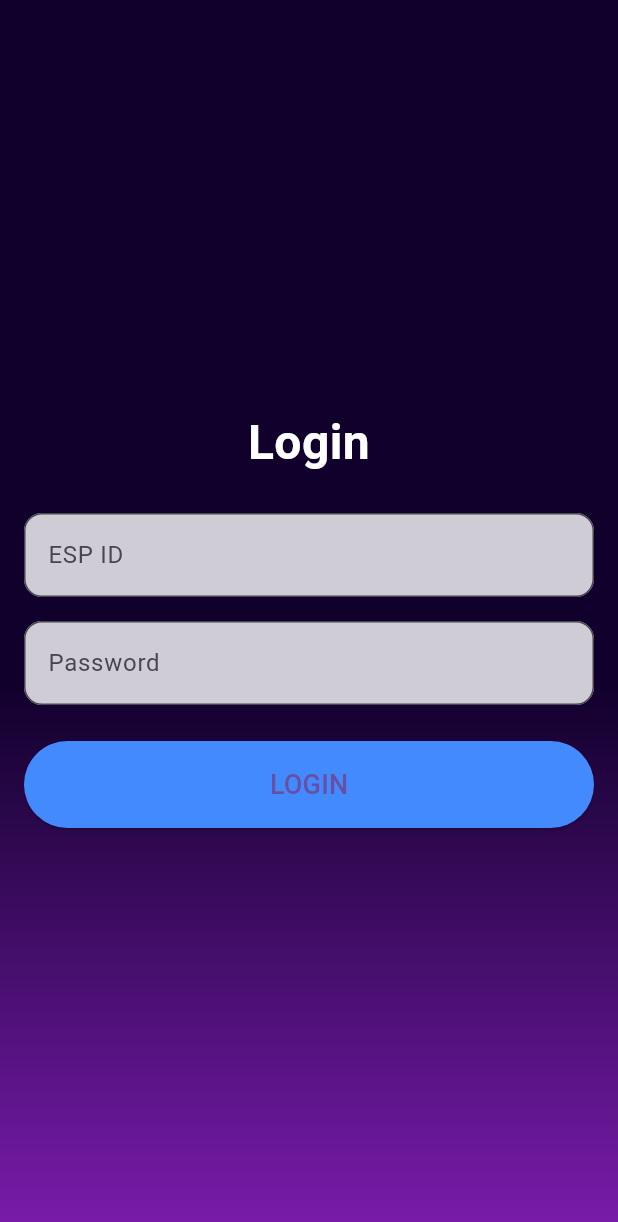
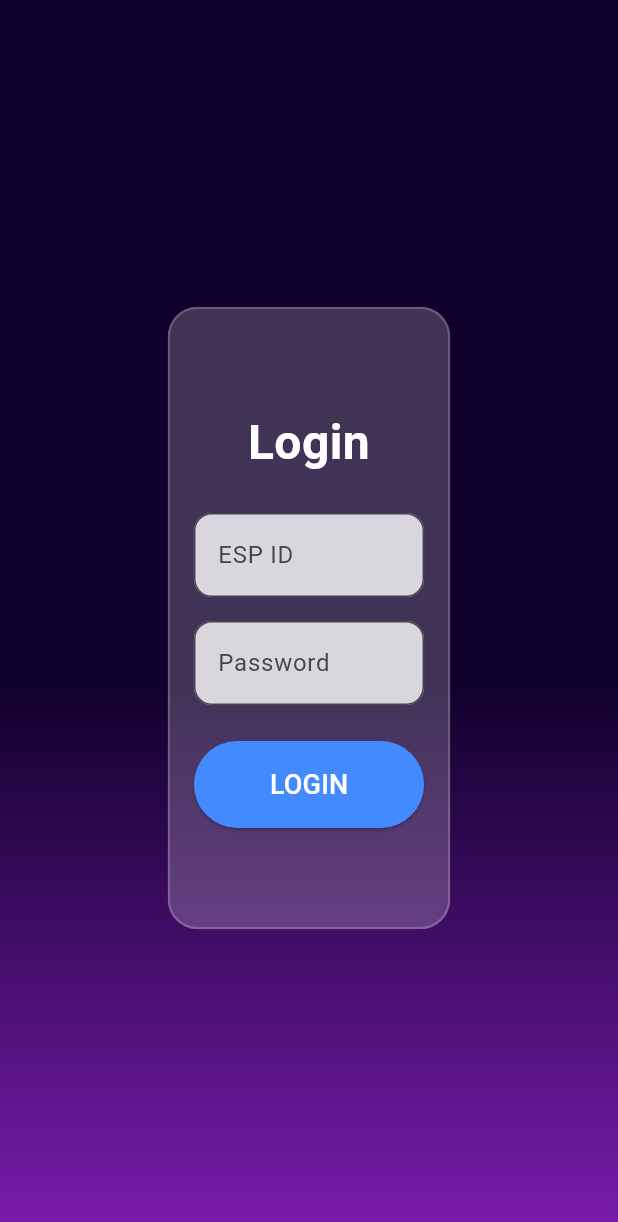
Before and after one commit to Rayan1117/smart_evm, a Flutter app: the screen it shows after launch, on a phone screen of 412 x 824 dp. Shown: the top 1222 px of the screen. Run offline on Flutter 3.47's test engine with Material 3 defaults, Android fonts, the phone set to English and light mode, and no system bars; our stand-ins replace firebase_core, firebase_database, shared_preferences; accounts and stored records are empty.

Commit message:
feat:added responsiveness and glassmorphism

```diff
--- /dev/null
+++ b/lib/glassmorph/glassmorph.dart
@@ -0,0 +1,33 @@
+import "dart:ui";
+import "package:flutter/material.dart";
+
+class Glassmorph extends StatelessWidget {
+  final double blur, opacity;
+  final Widget child;
+  const Glassmorph({
+    Key? key,
+    required this.blur,
+    required this.opacity,
+    required this.child,
+  }) : super(key: key);
+
+  @override
+  Widget build(BuildContext context) {
+    return ClipRRect(
+      borderRadius: BorderRadius.circular(10.0),
+      child:
+          BackdropFilter(filter: ImageFilter.blur(sigmaX: blur, sigmaY: blur),
+          child: Container(
+            decoration: BoxDecoration(
+              color: Colors.white.withOpacity(opacity),
+              borderRadius: BorderRadius.all(Radius.circular(20)),
+              border: Border.all(width: 1.5,color: Colors.white.withOpacity(opacity))
+            ),
+            child: child,
+          ),
+
+          ),
+
+    );
+  }
+}
--- a/lib/login_page/login_page.dart
+++ b/lib/login_page/login_page.dart
@@ -1,6 +1,7 @@
 import 'package:flutter/material.dart';
 import 'package:firebase_database/firebase_database.dart';
 import 'package:shared_preferences/shared_preferences.dart';
+import 'package:smart_evm/glassmorph/glassmorph.dart';
 import 'package:smart_evm/home_page/home_page.dart';
 
 class LoginPage extends StatefulWidget {
@@ -29,7 +30,8 @@ class _LoginPageState extends State<LoginPage> {
       String espId = prefs.getString('espId') ?? '';
       Navigator.pushReplacement(
         context,
-        MaterialPageRoute(builder: (context) => CandidateListPage(espId: espId)),
+        MaterialPageRoute(
+            builder: (context) => CandidateListPage(espId: espId)),
       );
     }
   }
@@ -42,7 +44,8 @@ class _LoginPageState extends State<LoginPage> {
       DataSnapshot snapshot = await _database.child(espId).get();
 
       if (snapshot.exists) {
-        Map<dynamic, dynamic> userData = snapshot.value as Map<dynamic, dynamic>;
+        Map<dynamic, dynamic> userData =
+            snapshot.value as Map<dynamic, dynamic>;
 
         if (userData['password'] == password) {
           ScaffoldMessenger.of(context).showSnackBar(
@@ -78,8 +81,12 @@ class _LoginPageState extends State<LoginPage> {
 
   @override
   Widget build(BuildContext context) {
+    double screenheight = MediaQuery.of(context).size.height;
+    double screenwidth = MediaQuery.of(context).size.width;
     return Scaffold(
-      body: Container(
+      body: Expanded(
+        child: Container(
+          //background Container
           decoration: const BoxDecoration(
             gradient: LinearGradient(
               colors: [Color(0xff10002b), Color(0xff7A1CAC)],
@@ -89,6 +96,15 @@ class _LoginPageState extends State<LoginPage> {
             ),
           ),
           child: Center(
+            child: Glassmorph(
+              //from grallmorph file
+              blur: 0.2,
+              opacity: 0.2,
+              child: Container(
+                height: screenheight * 0.5,
+                width: screenwidth < 1400
+                    ? screenwidth * 0.45
+                    : screenwidth * 0.25,
                 child: Padding(
                   padding: const EdgeInsets.all(16.0),
                   child: Column(
@@ -138,7 +154,7 @@ class _LoginPageState extends State<LoginPage> {
                         ),
                         child: const Text(
                           "LOGIN",
-                    style: TextStyle(fontSize: 18),
+                          style: TextStyle(fontSize: 18, color: Colors.white),
                         ),
                       ),
                     ],
@@ -146,6 +162,9 @@ class _LoginPageState extends State<LoginPage> {
                 ),
               ),
             ),
+          ),
+        ),
+      ),
     );
   }
 }
```
Lines whose indentation alone changed are shown as unchanged.
